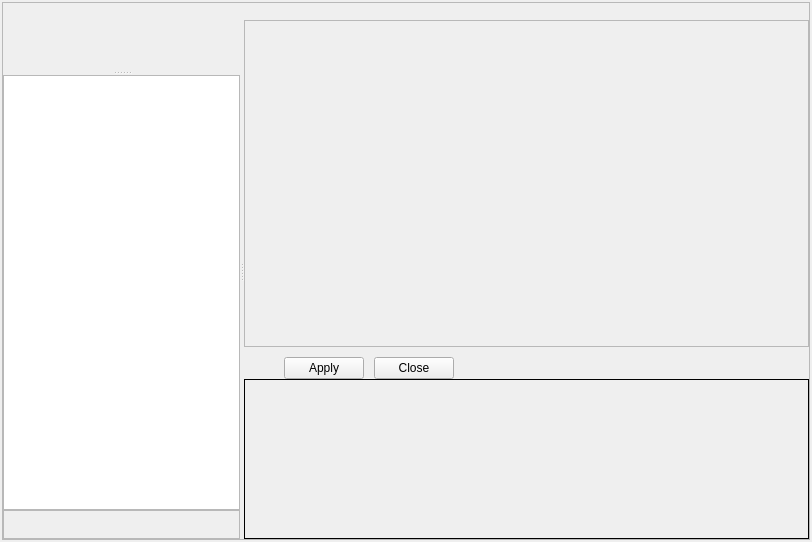
The window that src/gui/projectpanel_q.ui (fwbuilder/fwbuilder) describes before a commit, drawn with Qt 5.
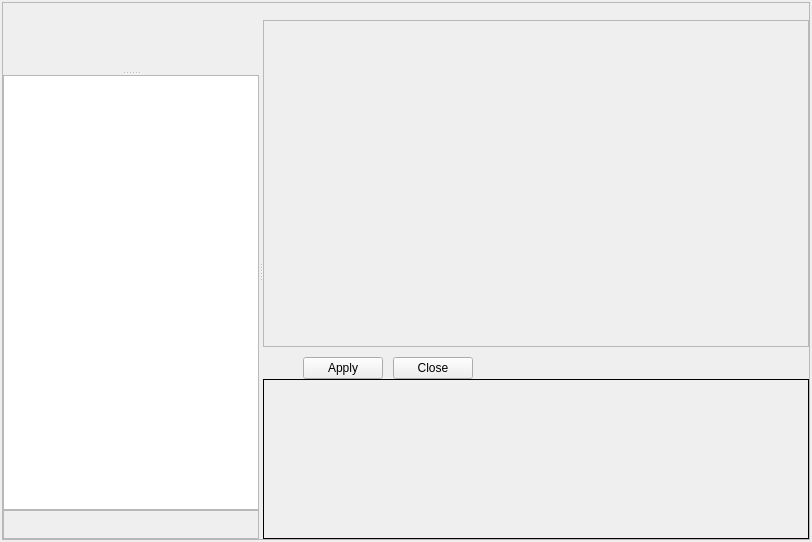
The same window after the commit. Icons and pictures are not drawn. Custom widgets are drawn as their Qt base class.

What changed in the file:
```diff
--- a/src/gui/projectpanel_q.ui
+++ b/src/gui/projectpanel_q.ui
@@ -88,9 +88,15 @@
          <bool>true</bool>
         </property>
         <widget class="QFrame" name="frame16" >
+         <property name="sizePolicy" >
+          <sizepolicy vsizetype="Preferred" hsizetype="Fixed" >
+           <horstretch>0</horstretch>
+           <verstretch>0</verstretch>
+          </sizepolicy>
+         </property>
          <property name="minimumSize" >
           <size>
-           <width>150</width>
+           <width>0</width>
            <height>50</height>
           </size>
          </property>
@@ -121,6 +127,12 @@
           </property>
           <item row="1" column="0" >
            <widget class="QFrame" name="frame21" >
+            <property name="sizePolicy" >
+             <sizepolicy vsizetype="Preferred" hsizetype="Minimum" >
+              <horstretch>0</horstretch>
+              <verstretch>0</verstretch>
+             </sizepolicy>
+            </property>
             <property name="frameShape" >
              <enum>QFrame::StyledPanel</enum>
             </property>
@@ -206,7 +218,7 @@
           <item row="0" column="0" >
            <widget class="QSplitter" name="objInfoSplitter" >
             <property name="sizePolicy" >
-             <sizepolicy vsizetype="Expanding" hsizetype="Expanding" >
+             <sizepolicy vsizetype="Expanding" hsizetype="Minimum" >
               <horstretch>0</horstretch>
               <verstretch>0</verstretch>
              </sizepolicy>
@@ -266,7 +278,7 @@
         </widget>
         <widget class="QFrame" name="rightFrame" >
          <property name="sizePolicy" >
-          <sizepolicy vsizetype="Preferred" hsizetype="MinimumExpanding" >
+          <sizepolicy vsizetype="Preferred" hsizetype="Expanding" >
            <horstretch>0</horstretch>
            <verstretch>0</verstretch>
           </sizepolicy>
```
